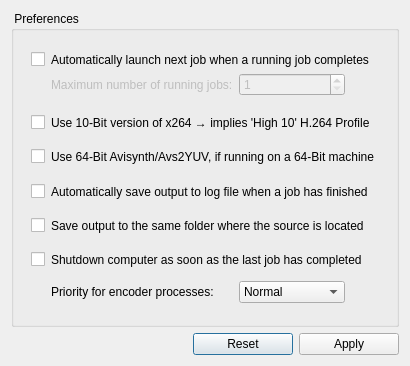
First picture: the form in gui/win_preferences.ui, repository lordmulder/Simple-x264-Launcher, before the edit.
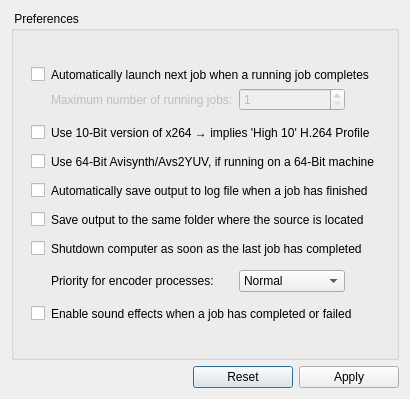
Second picture: the form after the edit. Icons and pictures are not drawn.

Commit message: Added sound effect when a job has completed or failed (optionally, disabled by default).

What changed in the file:
```diff
--- a/gui/win_preferences.ui
+++ b/gui/win_preferences.ui
@@ -10,7 +10,7 @@
     <x>0</x>
     <y>0</y>
     <width>379</width>
-    <height>366</height>
+    <height>399</height>
    </rect>
   </property>
   <property name="windowTitle">
@@ -63,38 +63,6 @@
           </property>
          </widget>
         </item>
-        <item row="1" column="0" rowspan="13">
-         <spacer name="horizontalSpacer_2">
-          <property name="orientation">
-           <enum>Qt::Horizontal</enum>
-          </property>
-          <property name="sizeType">
-           <enum>QSizePolicy::Fixed</enum>
-          </property>
-          <property name="sizeHint" stdset="0">
-           <size>
-            <width>8</width>
-            <height>20</height>
-           </size>
-          </property>
-         </spacer>
-        </item>
-        <item row="1" column="6" rowspan="13">
-         <spacer name="horizontalSpacer_3">
-          <property name="orientation">
-           <enum>Qt::Horizontal</enum>
-          </property>
-          <property name="sizeType">
-           <enum>QSizePolicy::Fixed</enum>
-          </property>
-          <property name="sizeHint" stdset="0">
-           <size>
-            <width>12</width>
-            <height>20</height>
-           </size>
-          </property>
-         </spacer>
-        </item>
         <item row="1" column="2" colspan="4">
          <widget class="QLabel" name="labelRunNextJob">
           <property name="text">
@@ -201,7 +169,7 @@
           </property>
          </spacer>
         </item>
-        <item row="15" column="1" colspan="5">
+        <item row="17" column="1" colspan="5">
          <spacer name="verticalSpacer_3">
           <property name="orientation">
            <enum>Qt::Vertical</enum>
@@ -379,6 +347,68 @@
           </property>
          </widget>
         </item>
+        <item row="16" column="1">
+         <widget class="QCheckBox" name="checkEnableSounds">
+          <property name="text">
+           <string/>
+          </property>
+         </widget>
+        </item>
+        <item row="16" column="2" colspan="4">
+         <widget class="QLabel" name="labelEnableSounds">
+          <property name="text">
+           <string>Enable sound effects when a job has completed or failed</string>
+          </property>
+         </widget>
+        </item>
+        <item row="15" column="1" colspan="5">
+         <spacer name="verticalSpacer_9">
+          <property name="orientation">
+           <enum>Qt::Vertical</enum>
+          </property>
+          <property name="sizeType">
+           <enum>QSizePolicy::Fixed</enum>
+          </property>
+          <property name="sizeHint" stdset="0">
+           <size>
+            <width>20</width>
+            <height>8</height>
+           </size>
+          </property>
+         </spacer>
+        </item>
+        <item row="1" column="0" rowspan="16">
+         <spacer name="horizontalSpacer_2">
+          <property name="orientation">
+           <enum>Qt::Horizontal</enum>
+          </property>
+          <property name="sizeType">
+           <enum>QSizePolicy::Fixed</enum>
+          </property>
+          <property name="sizeHint" stdset="0">
+           <size>
+            <width>8</width>
+            <height>20</height>
+           </size>
+          </property>
+         </spacer>
+        </item>
+        <item row="1" column="6" rowspan="16">
+         <spacer name="horizontalSpacer_3">
+          <property name="orientation">
+           <enum>Qt::Horizontal</enum>
+          </property>
+          <property name="sizeType">
+           <enum>QSizePolicy::Fixed</enum>
+          </property>
+          <property name="sizeHint" stdset="0">
+           <size>
+            <width>12</width>
+            <height>20</height>
+           </size>
+          </property>
+         </spacer>
+        </item>
        </layout>
       </item>
      </layout>
```
The commit also changes 12 other files.
